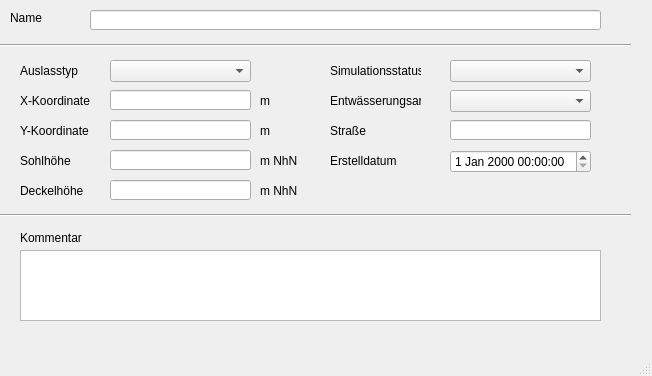
Before: the Qt Designer form qkan/importhe/templates/auslaesse.ui in hoettges/QKan, drawn with Qt 5.
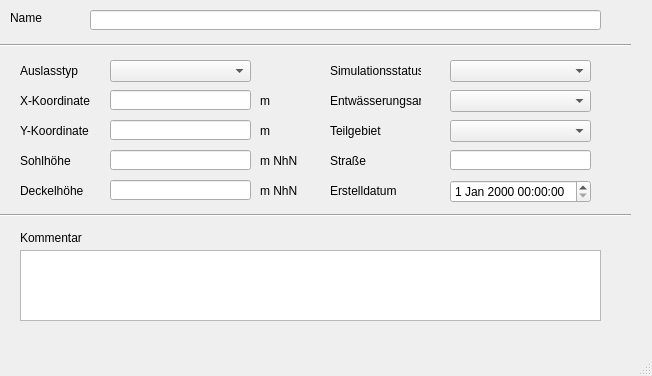
After: the same form once the commit is applied. Custom widgets are drawn as their Qt base class.

```diff
--- a/qkan/importhe/templates/auslaesse.ui
+++ b/qkan/importhe/templates/auslaesse.ui
@@ -99,7 +99,7 @@
     <property name="geometry">
      <rect>
       <x>330</x>
-      <y>150</y>
+      <y>180</y>
       <width>91</width>
       <height>21</height>
      </rect>
@@ -229,7 +229,7 @@
     <property name="geometry">
      <rect>
       <x>330</x>
-      <y>120</y>
+      <y>150</y>
       <width>91</width>
       <height>21</height>
      </rect>
@@ -335,7 +335,7 @@
     <property name="geometry">
      <rect>
       <x>450</x>
-      <y>120</y>
+      <y>150</y>
       <width>141</width>
       <height>20</height>
      </rect>
@@ -345,12 +345,38 @@
     <property name="geometry">
      <rect>
       <x>450</x>
-      <y>150</y>
+      <y>180</y>
       <width>141</width>
       <height>23</height>
      </rect>
     </property>
    </widget>
+   <widget class="QLabel" name="label_13">
+    <property name="geometry">
+     <rect>
+      <x>330</x>
+      <y>120</y>
+      <width>71</width>
+      <height>21</height>
+     </rect>
+    </property>
+    <property name="text">
+     <string>Teilgebiet</string>
+    </property>
+    <property name="buddy">
+     <cstring>simstatus</cstring>
+    </property>
+   </widget>
+   <widget class="QComboBox" name="teilgebiet">
+    <property name="geometry">
+     <rect>
+      <x>450</x>
+      <y>120</y>
+      <width>141</width>
+      <height>22</height>
+     </rect>
+    </property>
+   </widget>
   </widget>
   <widget class="QMenuBar" name="menubar">
    <property name="geometry">
```
